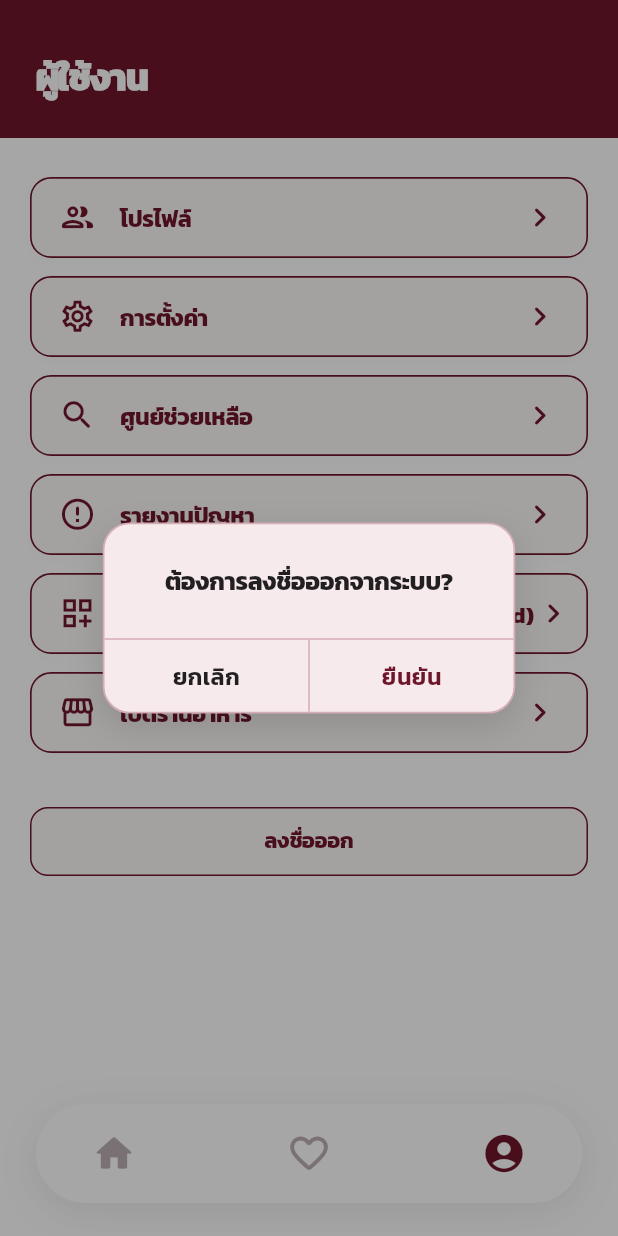
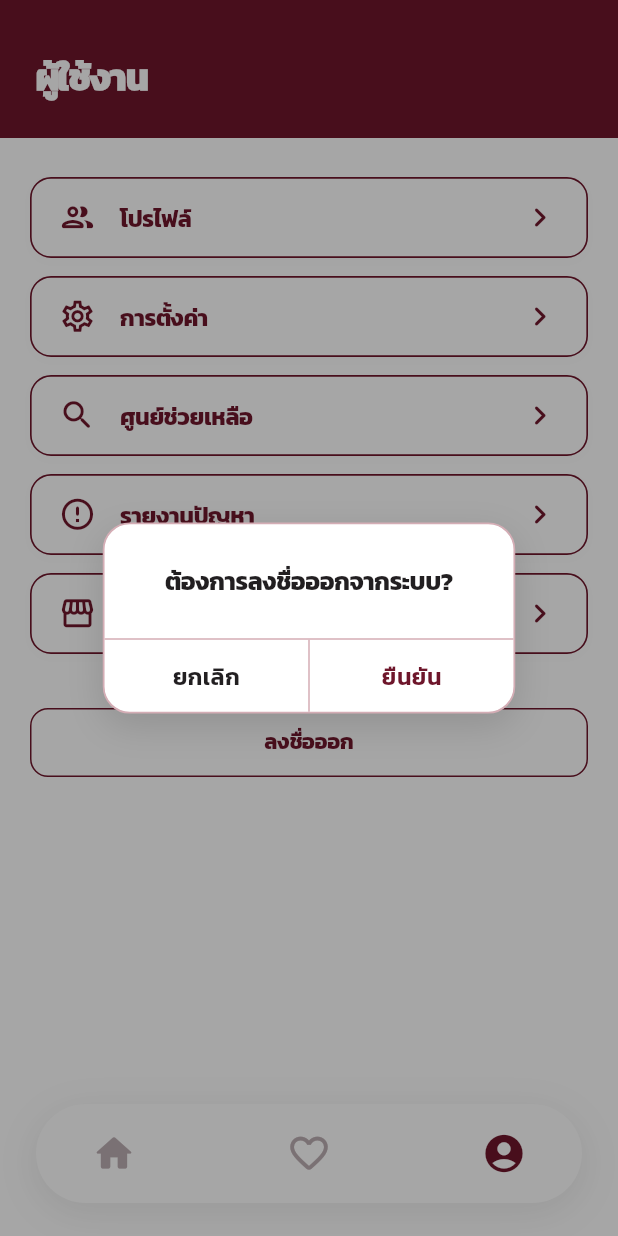
Before and after one commit to Book7076/mobile_pin, a Flutter app: the screen it shows once a user with an empty profile is signed in, item 3 of the bottom bar chosen, after a tap on "ลงชื่อออก", on a phone screen of 412 x 824 dp. Run offline on Flutter 3.47's test engine with Material 3 defaults, Android fonts, the phone set to English and light mode, and no system bars; our stand-ins replace appinio_swiper, flutter_dotenv, flutter_map, flutter_riverpod, geolocator, google_fonts and 2 more; accounts and stored records are empty.

Commit message:
feat: update user_type support (customer/owner), dynamic profile menu and UI color refinements

```diff
--- a/lib/providers/auth_provider.dart
+++ b/lib/providers/auth_provider.dart
@@ -29,7 +29,7 @@ class AuthStateNotifier extends StateNotifier<UserModel?> {
         id: id,
         email: email,
         name: email.split('@').first,
-        role: 'user',
+        role: 'customer',
         swipeCount: 0,
       );
     }
@@ -79,7 +79,7 @@ class AuthStateNotifier extends StateNotifier<UserModel?> {
         id: 'usr_${DateTime.now().millisecondsSinceEpoch}',
         email: email,
         name: email.split('@').first,
-        role: email.contains('owner') ? 'owner' : (email.contains('admin') ? 'admin' : 'user'),
+        role: email.contains('owner') ? 'owner' : (email.contains('admin') ? 'admin' : 'customer'),
       );
       return true;
     }
--- a/lib/screens/auth/login_screen.dart
+++ b/lib/screens/auth/login_screen.dart
@@ -146,12 +146,12 @@ class _LoginScreenState extends ConsumerState<LoginScreen> {
       try {
         final userData = await supabase
             .from('users')
-            .select('role')
+            .select('user_type')
             .eq('id', user.id)
             .maybeSingle();
 
         if (userData != null) {
-          role = userData['role'] as String?;
+          role = (userData['user_type'] ?? userData['role'])?.toString();
         }
       } catch (_) {
         // Continue with default role if profile table isn't ready
--- a/lib/screens/auth/register_screen.dart
+++ b/lib/screens/auth/register_screen.dart
@@ -124,7 +124,7 @@ class _RegisterScreenState extends State<RegisterScreen> {
           await supabase.from('users').upsert({
             'id': user.id,
             'email': email,
-            'role': 'user',
+            'user_type': 'customer',
             'first_name': firstName,
             'last_name': lastName,
             'citizen_id': citizenId,
--- a/lib/screens/home/home_screen.dart
+++ b/lib/screens/home/home_screen.dart
@@ -12,6 +12,7 @@ import '../restaurants/restaurant_detail_screen.dart';
 import '../owner/owner_dashboard_screen.dart';
 import '../flow/category_selection_screen.dart';
 import '../../models/favorite_manager.dart';
+import '../../providers/auth_provider.dart';
 
 class HomeScreen extends ConsumerStatefulWidget {
   final int initialTab;
@@ -32,6 +33,13 @@ class _HomeScreenState extends ConsumerState<HomeScreen> {
   final FocusNode _searchFocusNode = FocusNode();
   String _searchQuery = '';
   bool _isSearchFocused = false;
+  String? _currentUserType;
+
+  bool get _isOwner {
+    final riverpodRole = ref.watch(authProvider)?.role?.trim().toLowerCase();
+    if (riverpodRole == 'owner') return true;
+    return _currentUserType?.trim().toLowerCase() == 'owner';
+  }
 
   // Favorites Tab Search Controller & Data
   final TextEditingController _favoriteSearchController = TextEditingController();
@@ -125,6 +133,7 @@ class _HomeScreenState extends ConsumerState<HomeScreen> {
   void initState() {
     super.initState();
     _currentTab = widget.initialIndex ?? widget.initialTab;
+    _fetchUserType();
     _searchFocusNode.addListener(() {
       if (mounted) {
         setState(() {
@@ -157,6 +166,42 @@ class _HomeScreenState extends ConsumerState<HomeScreen> {
     _favoriteSearchController.dispose();
     _favoriteFocusNode.dispose();
     super.dispose();
+  }
+
+  Future<void> _fetchUserType() async {
+    try {
+      final user = supabase.auth.currentUser;
+      if (user != null) {
+        final metaType = user.userMetadata?['user_type'] ??
+            user.userMetadata?['role'] ??
+            user.appMetadata['user_type'] ??
+            user.appMetadata['role'];
+        if (metaType != null && mounted) {
+          setState(() {
+            _currentUserType = metaType.toString().toLowerCase();
+          });
+        }
+
+        final userData = await supabase
+            .from('users')
+            .select('user_type')
+            .eq('id', user.id)
+            .maybeSingle();
+
+        if (userData != null) {
+          final dbType = (userData['user_type'] ?? userData['role'])
+              ?.toString()
+              .toLowerCase();
+          if (dbType != null && mounted) {
+            setState(() {
+              _currentUserType = dbType;
+            });
+          }
+        }
+      }
+    } catch (e) {
+      debugPrint("Note: User type fetch skipped or table unavailable: $e");
+    }
   }
 
   @override
@@ -1189,28 +1234,18 @@ class _HomeScreenState extends ConsumerState<HomeScreen> {
                   ),
                   const SizedBox(height: 12),
 
-                  // 5. แดชบอร์ดเจ้าของร้าน
+                  // 5. เปิดร้านอาหาร / แดชบอร์ดเจ้าของร้าน (เช็คตาม user_type / role)
                   _buildProfileMenuCard(
-                    icon: Icons.dashboard_customize_outlined,
-                    title: 'แดชบอร์ดเจ้าของร้าน (Owner Dashboard)',
+                    icon: _isOwner
+                        ? Icons.dashboard_customize_outlined
+                        : Icons.storefront_outlined,
+                    title: _isOwner ? 'แดชบอร์ดเจ้าของร้าน' : 'เปิดร้านอาหาร',
                     onTap: () {
                       Navigator.of(context).push(
                         MaterialPageRoute(
-                          builder: (_) => const OwnerDashboardScreen(),
-                        ),
-                      );
-                    },
-                  ),
-                  const SizedBox(height: 12),
-
-                  // 6. เปิดร้านอาหาร
-                  _buildProfileMenuCard(
-                    icon: Icons.storefront_outlined,
-                    title: 'เปิดร้านอาหาร',
-                    onTap: () {
-                      Navigator.of(context).push(
-                        MaterialPageRoute(
-                          builder: (_) => const OpenRestaurantIntroScreen(),
+                          builder: (_) => _isOwner
+                              ? const OwnerDashboardScreen()
+                              : const OpenRestaurantIntroScreen(),
                         ),
                       );
                     },
@@ -1237,7 +1272,7 @@ class _HomeScreenState extends ConsumerState<HomeScreen> {
     return Container(
       height: 54,
       decoration: BoxDecoration(
-        color: const Color(0xFFFCF7F8),
+        color: Colors.white,
         borderRadius: BorderRadius.circular(14),
         border: Border.all(
           color: const Color(0xFF6E162B),
@@ -1294,7 +1329,7 @@ class _HomeScreenState extends ConsumerState<HomeScreen> {
       height: 46,
       width: double.infinity,
       decoration: BoxDecoration(
-        color: const Color(0xFFFCF7F8),
+        color: Colors.white,
         borderRadius: BorderRadius.circular(12),
         border: Border.all(
           color: const Color(0xFF6E162B),
@@ -1334,7 +1369,7 @@ class _HomeScreenState extends ConsumerState<HomeScreen> {
             child: Container(
               width: 275,
               decoration: BoxDecoration(
-                color: const Color(0xFFF7EAEC),
+                color: Colors.white,
                 borderRadius: BorderRadius.circular(18),
                 border: Border.all(
                   color: const Color(0xFFD4ADB5),
--- a/lib/screens/owner/owner_dashboard_screen.dart
+++ b/lib/screens/owner/owner_dashboard_screen.dart
@@ -84,7 +84,7 @@ class _OwnerDashboardScreenState extends State<OwnerDashboardScreen> {
                       height: avatarDiameter,
                       decoration: BoxDecoration(
                         shape: BoxShape.circle,
-                        color: const Color(0xFFFFF6EB),
+                        color: Colors.white,
                         border: Border.all(color: Colors.white, width: 4.5),
                         boxShadow: [
                           BoxShadow(
@@ -299,7 +299,7 @@ class _OwnerDashboardScreenState extends State<OwnerDashboardScreen> {
   /// โลโก้ไก่ทอด "The CHICKEN" แบบเดียวกับในภาพ
   Widget _buildDefaultChickenLogo() {
     return Container(
-      color: const Color(0xFFFFF8EE),
+      color: Colors.white,
       child: Stack(
         alignment: Alignment.center,
         children: [
--- a/lib/screens/restaurants/owner_dashboard_screen.dart
+++ b/lib/screens/restaurants/owner_dashboard_screen.dart
@@ -123,7 +123,7 @@ class _OwnerDashboardScreenState extends State<OwnerDashboardScreen> {
                     height: 190,
                     decoration: BoxDecoration(
                       shape: BoxShape.circle,
-                      color: const Color(0xFFFBF4E8), // Warm beige ring matching reference
+                      color: Colors.white,
                       boxShadow: [
                         BoxShadow(
                           color: Colors.black.withOpacity(0.12),
--- a/lib/screens/splash_screen.dart
+++ b/lib/screens/splash_screen.dart
@@ -99,13 +99,14 @@ class _SplashScreenState extends ConsumerState<SplashScreen>
       if (session != null) {
         final userData = await supabase
             .from('users')
-            .select('role')
+            .select('user_type')
             .eq('id', session.user.id)
             .maybeSingle();
 
         if (!mounted) return;
 
-        if (userData != null && userData['role'] == 'admin') {
+        final userType = (userData?['user_type'] ?? userData?['role'])?.toString().toLowerCase();
+        if (userData != null && userType == 'admin') {
           _navigateTo(const AdminDashboard());
         } else {
           _navigateTo(const HomeScreen());
```
Also changed, not shown: lib/models/user_model.dart (+8 -4 lines), lib/screens/admin/admin_login_screen.dart (+4 -3 lines), pubspec.lock, 1 other file.
